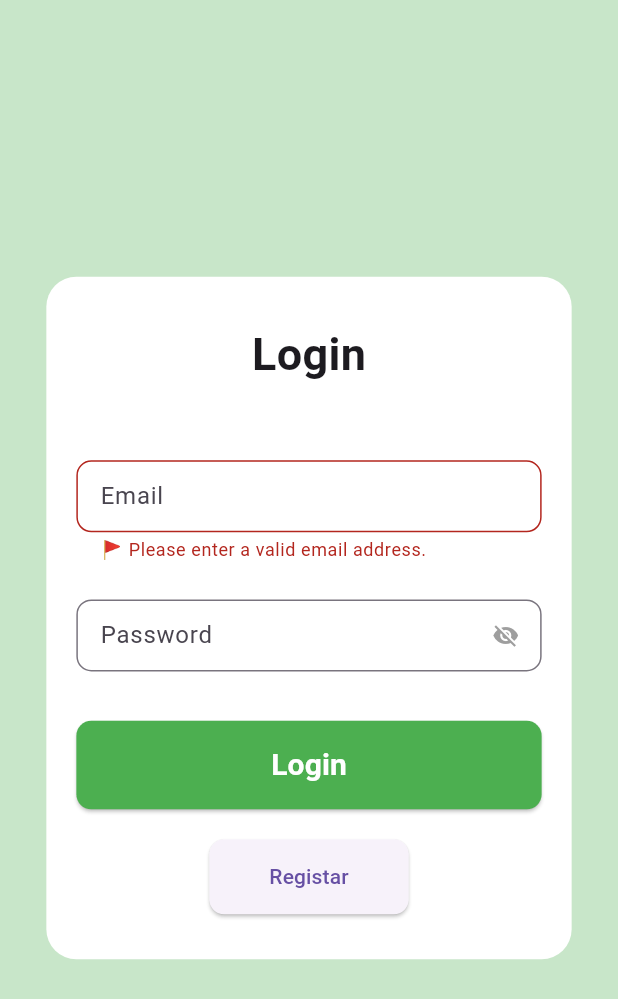
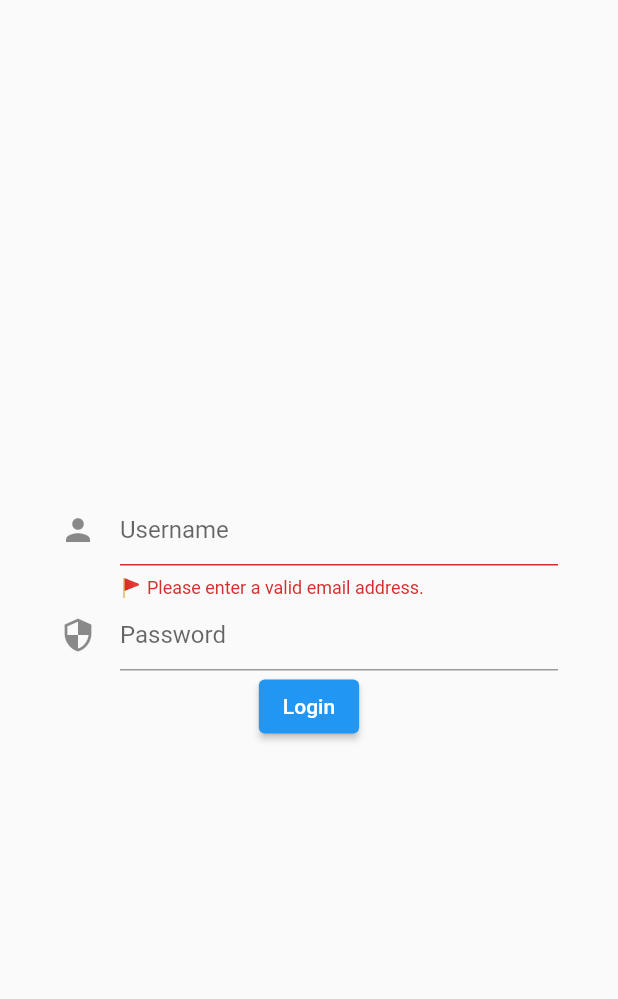
Before and after one commit to dgCunhaUA/FoodDeliveryFlutterApp, a Flutter app: the screen it shows after launch, after a tap on "Login", on a phone screen of 412 x 824 dp. Shown: the top 999 px of the screen. Run offline on Flutter 3.47's test engine with Material 2 defaults, Android fonts, the phone set to English and light mode, and no system bars; our stand-ins replace bloc_concurrency, dio, flutter_bloc, flutter_secure_storage; missing offline and left inert: mobile_scanner.

Commit message:
login bloc

```diff
--- /dev/null
+++ b/frontend/lib/auth/auth_event.dart
@@ -0,0 +1,15 @@
+abstract class LoginEvent {}
+
+class LoginEmailChanged extends LoginEvent {
+  final String email;
+
+  LoginEmailChanged({required this.email});
+}
+
+class LoginPasswordChanged extends LoginEvent {
+  final String password;
+
+  LoginPasswordChanged({required this.password});
+}
+
+class LoginSubmitted extends LoginEvent {}
--- /dev/null
+++ b/frontend/lib/auth/auth_state.dart
@@ -0,0 +1,25 @@
+import 'package:flutter_project/auth/form_submission_status.dart';
+
+class LoginState {
+  final String email;
+  final String password;
+  final FormSubmissionStatus formStatus;
+
+  LoginState({
+    this.email = '',
+    this.password = '',
+    this.formStatus = const InitialFormStatus(),
+  });
+
+  LoginState copyWith({
+    String? email,
+    String? password,
+    FormSubmissionStatus? formStatus,
+  }) {
+    return LoginState(
+      email: email ?? this.email,
+      password: password ?? this.password,
+      formStatus: formStatus ?? this.formStatus,
+    );
+  }
+}
--- /dev/null
+++ b/frontend/lib/auth/form_submission_status.dart
@@ -0,0 +1,17 @@
+abstract class FormSubmissionStatus {
+  const FormSubmissionStatus();
+}
+
+class InitialFormStatus extends FormSubmissionStatus {
+  const InitialFormStatus();
+}
+
+class FormSubmitting extends FormSubmissionStatus {}
+
+class SubmissionSuccess extends FormSubmissionStatus {}
+
+class SubmissionFailed extends FormSubmissionStatus {
+  final Exception exception;
+
+  SubmissionFailed(this.exception);
+}
--- /dev/null
+++ b/frontend/lib/auth/login_view.dart
@@ -0,0 +1,126 @@
+import 'package:flutter/material.dart';
+import 'package:flutter_bloc/flutter_bloc.dart';
+import 'package:flutter_project/auth/auth_bloc.dart';
+import 'package:flutter_project/auth/auth_event.dart';
+import 'package:flutter_project/auth/auth_state.dart';
+import 'package:flutter_project/auth/form_submission_status.dart';
+import 'package:flutter_project/repositories/user_repository.dart';
+import 'package:flutter_project/utils/validator.dart';
+
+class LoginView extends StatelessWidget {
+  final _formKey = GlobalKey<FormState>();
+
+  LoginView({super.key});
+
+  @override
+  Widget build(BuildContext context) {
+    return Scaffold(
+      body: BlocProvider(
+        create: (context) => LoginBloc(
+          userRepo: context.read<
+              UserRepository>(), /*
+          authCubit: context.read<AuthCubit>(), */
+        ),
+        child: Stack(
+          alignment: Alignment.bottomCenter,
+          children: [
+            _loginForm(),
+            /* _showSignUpButton(context), */
+          ],
+        ),
+      ),
+    );
+  }
+
+  Widget _loginForm() {
+    return BlocListener<LoginBloc, LoginState>(
+        listener: (context, state) {
+          final formStatus = state.formStatus;
+          if (formStatus is SubmissionFailed) {
+            _showSnackBar(context, formStatus.exception.toString());
+          }
+        },
+        child: Form(
+          key: _formKey,
+          child: Padding(
+            padding: const EdgeInsets.symmetric(horizontal: 40),
+            child: Column(
+              mainAxisAlignment: MainAxisAlignment.center,
+              children: [
+                _usernameField(),
+                _passwordField(),
+                _loginButton(),
+              ],
+            ),
+          ),
+        ));
+  }
+
+  Widget _usernameField() {
+    return BlocBuilder<LoginBloc, LoginState>(builder: (context, state) {
+      return TextFormField(
+        decoration: const InputDecoration(
+          icon: Icon(Icons.person),
+          hintText: 'Username',
+        ),
+        /* validator: (value) =>
+            state.isValidEmail ? null : 'Username is too short', */
+        validator: (value) {
+          return Validator.validateEmail(value ?? "");
+        },
+        onChanged: (value) => context.read<LoginBloc>().add(
+              LoginEmailChanged(email: value),
+            ),
+      );
+    });
+  }
+
+  Widget _passwordField() {
+    return BlocBuilder<LoginBloc, LoginState>(builder: (context, state) {
+      return TextFormField(
+        obscureText: true,
+        decoration: const InputDecoration(
+          icon: Icon(Icons.security),
+          hintText: 'Password',
+        ),
+        /* validator: (value) =>
+            state.isValidPassword ? null : 'Password is too short', */
+        validator: (value) {
+          return Validator.validatePassword(value ?? "");
+        },
+        onChanged: (value) => context.read<LoginBloc>().add(
+              LoginPasswordChanged(password: value),
+            ),
+      );
+    });
+  }
+
+  Widget _loginButton() {
+    return BlocBuilder<LoginBloc, LoginState>(builder: (context, state) {
+      return state.formStatus is FormSubmitting
+          ? const CircularProgressIndicator()
+          : ElevatedButton(
+              onPressed: () {
+                if (_formKey.currentState!.validate()) {
+                  context.read<LoginBloc>().add(LoginSubmitted());
+                }
+              },
+              child: const Text('Login'),
+            );
+    });
+  }
+
+  /* Widget _showSignUpButton(BuildContext context) {
+    return SafeArea(
+      child: TextButton(
+        child: const Text('Don\'t have an account? Sign up.'),
+        onPressed: () => context.read<AuthCubit>().showSignUp(),
+      ),
+    );
+  } */
+
+  void _showSnackBar(BuildContext context, String message) {
+    final snackBar = SnackBar(content: Text(message));
+    ScaffoldMessenger.of(context).showSnackBar(snackBar);
+  }
+}
--- a/frontend/lib/main.dart
+++ b/frontend/lib/main.dart
@@ -1,9 +1,11 @@
 // Created by: Simão Bentes, 97761
 
 import 'package:flutter/material.dart';
-import 'package:flutter_project/screens/login.dart';
+import 'package:flutter_bloc/flutter_bloc.dart';
+import 'package:flutter_project/auth/login_view.dart';
+import 'package:flutter_project/repositories/user_repository.dart';
 
-void main() {
+/* void main() {
   runApp(const App());
 }
 
@@ -18,4 +20,22 @@ class App extends StatelessWidget {
       home: const LoginScreen(),
     );
   }
+} */
+
+void main() {
+  runApp(const MyApp());
 }
+
+class MyApp extends StatelessWidget {
+  const MyApp({super.key});
+
+  @override
+  Widget build(BuildContext context) {
+    return MaterialApp(
+      home: RepositoryProvider(
+        create: (context) => UserRepository(),
+        child: LoginView(),
+      ),
+    );
+  }
+}
--- a/frontend/lib/screens/login.dart
+++ b/frontend/lib/screens/login.dart
@@ -25,6 +25,7 @@ class _LoginScreenState extends State<LoginScreen> {
   initState() {
     super.initState();
 
+    // ignore: todo
     // TODO: Check if token is valid
     storage.getToken().then(((token) => {
           if (token != null)
--- a/frontend/pubspec.yaml
+++ b/frontend/pubspec.yaml
@@ -38,6 +38,9 @@ dependencies:
   mobile_scanner: ^2.0.0
   dio: ^4.0.6
   flutter_secure_storage: ^6.0.0
+  equatable: ^2.0.5
+  flutter_bloc: ^8.1.1
+  bloc_concurrency: ^0.2.0
 
 dev_dependencies:
   flutter_test:
```
Also changed, not shown: frontend/lib/auth/auth_bloc.dart (added, +57 -0 lines), frontend/lib/repositories/user_repository.dart (added, +42 -0 lines), frontend/pubspec.lock, 1 other file.
